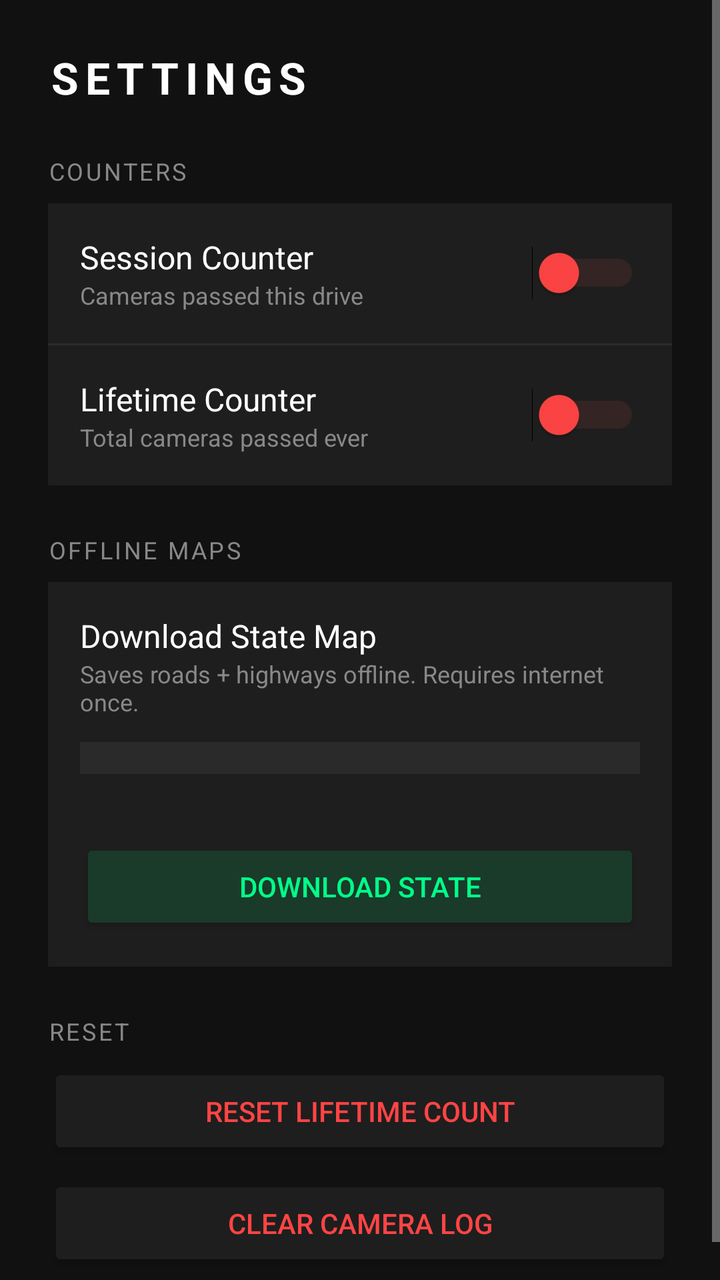
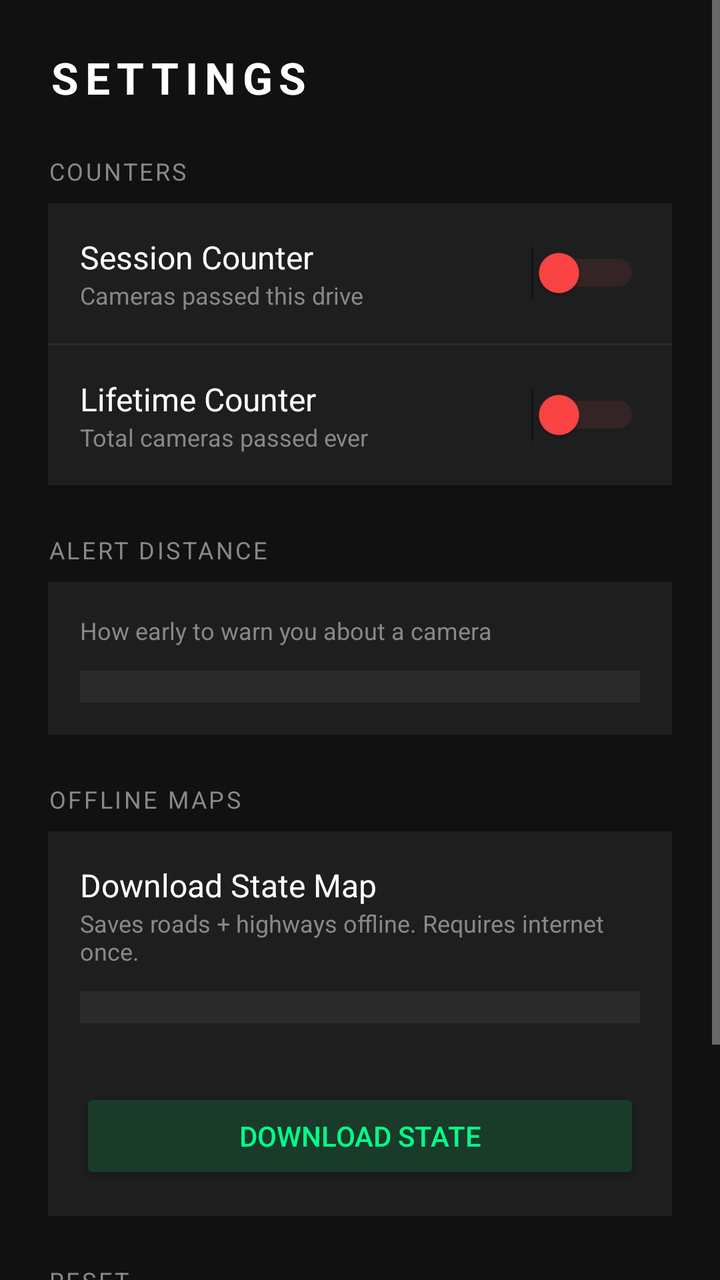

Compare the two renders of this Android layout. The source of the first and the diff that turns it into the second are given below.
<!-- AndroidManifest.xml: application theme Theme.FlockDown -->
<!-- res/layout/activity_settings.xml -->
<?xml version="1.0" encoding="utf-8"?>
<ScrollView xmlns:android="http://schemas.android.com/apk/res/android"
    android:layout_width="match_parent"
    android:layout_height="match_parent"
    android:background="#111111">

    <LinearLayout
        android:layout_width="match_parent"
        android:layout_height="wrap_content"
        android:orientation="vertical"
        android:padding="24dp">

        <TextView
            android:layout_width="wrap_content"
            android:layout_height="wrap_content"
            android:text="SETTINGS"
            android:textColor="#FFFFFF"
            android:textSize="22sp"
            android:textStyle="bold"
            android:letterSpacing="0.15"
            android:layout_marginBottom="24dp" />

        
        <TextView
            android:layout_width="wrap_content"
            android:layout_height="wrap_content"
            android:text="COUNTERS"
            android:textColor="#888888"
            android:textSize="12sp"
            android:letterSpacing="0.1"
            android:layout_marginBottom="8dp" />

        <LinearLayout
            android:layout_width="match_parent"
            android:layout_height="wrap_content"
            android:orientation="horizontal"
            android:background="#1E1E1E"
            android:padding="16dp"
            android:gravity="center_vertical">

            <LinearLayout
                android:layout_width="0dp"
                android:layout_height="wrap_content"
                android:layout_weight="1"
                android:orientation="vertical">

                <TextView
                    android:layout_width="wrap_content"
                    android:layout_height="wrap_content"
                    android:text="Session Counter"
                    android:textColor="#FFFFFF"
                    android:textSize="16sp" />

                <TextView
                    android:layout_width="wrap_content"
                    android:layout_height="wrap_content"
                    android:text="Cameras passed this drive"
                    android:textColor="#888888"
                    android:textSize="12sp" />

            </LinearLayout>

            <Switch
                android:id="@+id/switchShowSession"
                android:layout_width="wrap_content"
                android:layout_height="wrap_content"
                android:thumbTint="#FF4444"
                android:trackTint="#663333" />

        </LinearLayout>

        <View android:layout_width="match_parent" android:layout_height="1dp" android:background="#2A2A2A" />

        <LinearLayout
            android:layout_width="match_parent"
            android:layout_height="wrap_content"
            android:orientation="horizontal"
            android:background="#1E1E1E"
            android:padding="16dp"
            android:gravity="center_vertical">

            <LinearLayout
                android:layout_width="0dp"
                android:layout_height="wrap_content"
                android:layout_weight="1"
                android:orientation="vertical">

                <TextView
                    android:layout_width="wrap_content"
                    android:layout_height="wrap_content"
                    android:text="Lifetime Counter"
                    android:textColor="#FFFFFF"
                    android:textSize="16sp" />

                <TextView
                    android:layout_width="wrap_content"
                    android:layout_height="wrap_content"
                    android:text="Total cameras passed ever"
                    android:textColor="#888888"
                    android:textSize="12sp" />

            </LinearLayout>

            <Switch
                android:id="@+id/switchShowLifetime"
                android:layout_width="wrap_content"
                android:layout_height="wrap_content"
                android:thumbTint="#FF4444"
                android:trackTint="#663333" />

        </LinearLayout>

        
        <TextView
            android:layout_width="wrap_content"
            android:layout_height="wrap_content"
            android:text="OFFLINE MAPS"
            android:textColor="#888888"
            android:textSize="12sp"
            android:letterSpacing="0.1"
            android:layout_marginTop="24dp"
            android:layout_marginBottom="8dp" />

        <LinearLayout
            android:layout_width="match_parent"
            android:layout_height="wrap_content"
            android:orientation="vertical"
            android:background="#1E1E1E"
            android:padding="16dp">

            <TextView
                android:layout_width="wrap_content"
                android:layout_height="wrap_content"
                android:text="Download State Map"
                android:textColor="#FFFFFF"
                android:textSize="16sp" />

            <TextView
                android:layout_width="wrap_content"
                android:layout_height="wrap_content"
                android:text="Saves roads + highways offline. Requires internet once."
                android:textColor="#888888"
                android:textSize="12sp"
                android:layout_marginBottom="12dp" />

            <Spinner
                android:id="@+id/spinnerState"
                android:layout_width="match_parent"
                android:layout_height="wrap_content"
                android:background="#2A2A2A"
                android:padding="8dp"
                android:popupBackground="#2A2A2A" />

            <TextView
                android:id="@+id/tvDownloadStatus"
                android:layout_width="wrap_content"
                android:layout_height="wrap_content"
                android:text=""
                android:textColor="#00FF88"
                android:textSize="12sp"
                android:layout_marginTop="8dp" />

            <Button
                android:id="@+id/btnDownloadState"
                android:layout_width="match_parent"
                android:layout_height="wrap_content"
                android:text="DOWNLOAD STATE"
                android:backgroundTint="#1A3A2A"
                android:textColor="#00FF88"
                android:layout_marginTop="8dp" />

        </LinearLayout>

        
        <TextView
            android:layout_width="wrap_content"
            android:layout_height="wrap_content"
            android:text="RESET"
            android:textColor="#888888"
            android:textSize="12sp"
            android:letterSpacing="0.1"
            android:layout_marginTop="24dp"
            android:layout_marginBottom="8dp" />

        <Button
            android:id="@+id/btnResetLifetime"
            android:layout_width="match_parent"
            android:layout_height="wrap_content"
            android:text="Reset Lifetime Count"
            android:backgroundTint="#1E1E1E"
            android:textColor="#FF4444"
            android:layout_marginBottom="8dp" />

        <Button
            android:id="@+id/btnClearLog"
            android:layout_width="match_parent"
            android:layout_height="wrap_content"
            android:text="Clear Camera Log"
            android:backgroundTint="#1E1E1E"
            android:textColor="#FF4444" />

    </LinearLayout>

</ScrollView>
<!-- resources referenced by this layout -->
<resources>
  <style name="Theme.FlockDown" parent="Theme.AppCompat.NoActionBar">
          <item name="android:windowBackground">#000000</item>
          <item name="android:statusBarColor">#000000</item>
          <item name="android:navigationBarColor">#000000</item>
          <item name="android:keepScreenOn">true</item>
      </style>
</resources>

<!-- the commit's change to res/layout/activity_settings.xml (unified diff, before → after) -->
@@ -114,6 +114,42 @@
         <TextView
             android:layout_width="wrap_content"
             android:layout_height="wrap_content"
+            android:text="ALERT DISTANCE"
+            android:textColor="#888888"
+            android:textSize="12sp"
+            android:letterSpacing="0.1"
+            android:layout_marginTop="24dp"
+            android:layout_marginBottom="8dp" />
+
+        <LinearLayout
+            android:layout_width="match_parent"
+            android:layout_height="wrap_content"
+            android:orientation="vertical"
+            android:background="#1E1E1E"
+            android:padding="16dp">
+
+            <TextView
+                android:layout_width="wrap_content"
+                android:layout_height="wrap_content"
+                android:text="How early to warn you about a camera"
+                android:textColor="#888888"
+                android:textSize="12sp"
+                android:layout_marginBottom="12dp" />
+
+            <Spinner
+                android:id="@+id/spinnerAlertDistance"
+                android:layout_width="match_parent"
+                android:layout_height="wrap_content"
+                android:background="#2A2A2A"
+                android:padding="8dp"
+                android:popupBackground="#2A2A2A" />
+
+        </LinearLayout>
+
+        
+        <TextView
+            android:layout_width="wrap_content"
+            android:layout_height="wrap_content"
             android:text="OFFLINE MAPS"
             android:textColor="#888888"
             android:textSize="12sp"
